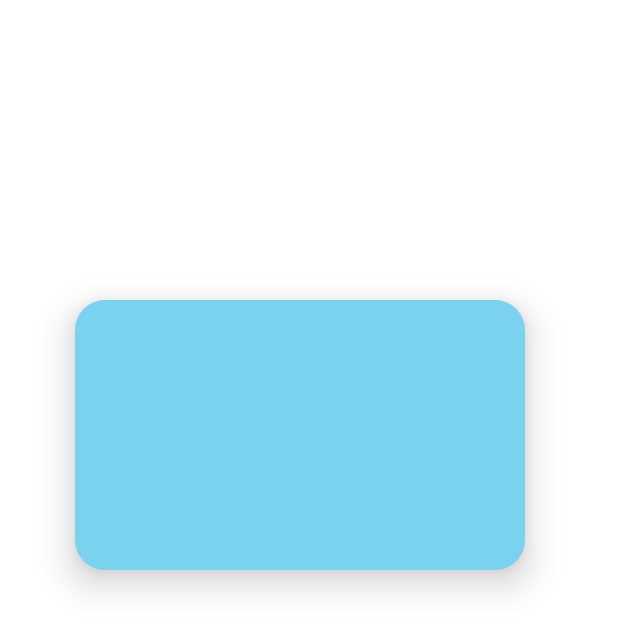
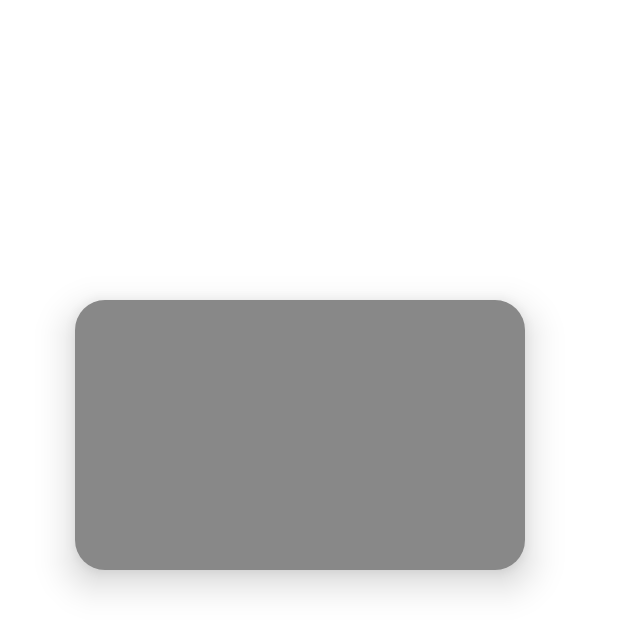
Before and after one commit to Mobile-project-group-9/taskit, an Android app built with Jetpack Compose: the composable MiddleBox shown on its own in the app's theme, on a phone screen of 412 x 824 dp. Shown: the top 632 px of the screen. Run offline under Robolectric (Android 15) with nearby library versions, the phone set to English and light mode, and no system bars; our stand-ins replace Firebase (no records; nobody signed in at launch, a user with empty details on screens opened directly).

Commit message:
+ update profile page

```diff
--- a/app/src/main/java/com/example/taskit/ui/view/profile/Profile.kt
+++ b/app/src/main/java/com/example/taskit/ui/view/profile/Profile.kt
@@ -63,7 +63,7 @@ fun MiddleBox() {
         Card(
             elevation = 15.dp,
             shape= RoundedCornerShape(20.dp),
-            backgroundColor= Color(0xff7AD2EE),
+            backgroundColor= Color.Gray,
             modifier = Modifier
                 .padding(vertical = 200.dp, horizontal = 50.dp)
                 .height(180.dp)
@@ -111,7 +111,7 @@ fun InfoBox(user:String) {
 fun Info(firstName:String , lastName:String , birthDate:String ,phoneNumber : String ,email:String){
             Box(
                 modifier = Modifier
-                    .padding(vertical = 450.dp)
+                    .padding(vertical = 380.dp)
                     .fillMaxSize()
 
             ) {
```
